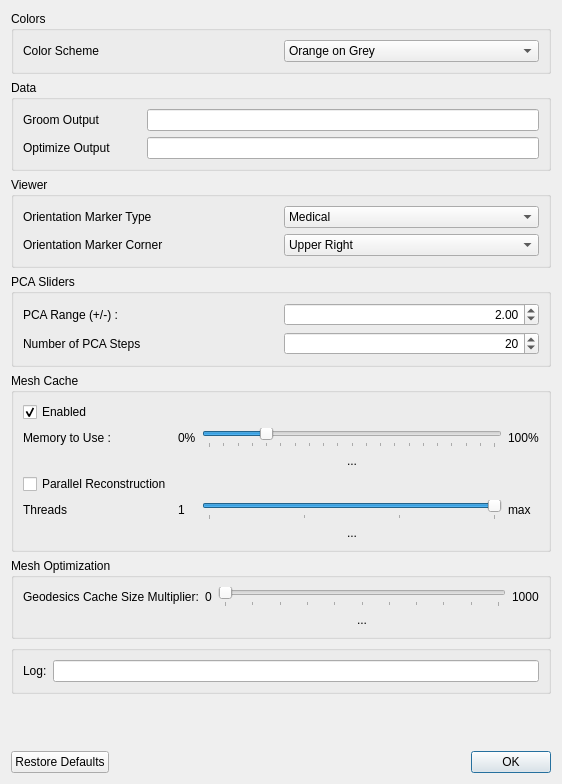
Old version of the form Studio/src/Data/PreferencesWindow.ui in the repository SCIInstitute/ShapeWorks.
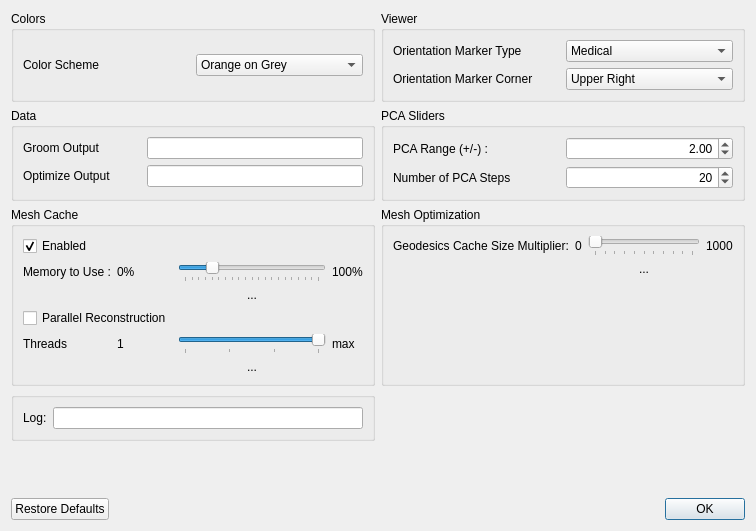
New version of the form.

Commit message: Address #1623 - Studio: Update preference window layout to be more landscape

```diff
--- a/Studio/src/Data/PreferencesWindow.ui
+++ b/Studio/src/Data/PreferencesWindow.ui
@@ -6,15 +6,15 @@
    <rect>
     <x>0</x>
     <y>0</y>
-    <width>562</width>
-    <height>784</height>
+    <width>756</width>
+    <height>531</height>
    </rect>
   </property>
   <property name="windowTitle">
    <string>Preferences</string>
   </property>
-  <layout class="QVBoxLayout" name="verticalLayout_2">
-   <item>
+  <layout class="QGridLayout" name="gridLayout_6">
+   <item row="0" column="0">
     <widget class="QGroupBox" name="groupBox_2">
      <property name="title">
       <string>Colors</string>
@@ -84,7 +84,20 @@
      </layout>
     </widget>
    </item>
-   <item>
+   <item row="7" column="0">
+    <spacer name="verticalSpacer">
+     <property name="orientation">
+      <enum>Qt::Vertical</enum>
+     </property>
+     <property name="sizeHint" stdset="0">
+      <size>
+       <width>20</width>
+       <height>40</height>
+      </size>
+     </property>
+    </spacer>
+   </item>
+   <item row="1" column="0">
     <widget class="QGroupBox" name="groupBox_6">
      <property name="title">
       <string>Data</string>
@@ -93,10 +106,10 @@
       <property name="horizontalSpacing">
        <number>36</number>
       </property>
-      <item row="0" column="0">
-       <widget class="QLabel" name="label_11">
-        <property name="text">
-         <string>Groom Output</string>
+      <item row="1" column="1">
+       <widget class="QLineEdit" name="optimize_file_template">
+        <property name="alignment">
+         <set>Qt::AlignCenter</set>
         </property>
        </widget>
       </item>
@@ -114,145 +127,17 @@
         </property>
        </widget>
       </item>
-      <item row="1" column="1">
-       <widget class="QLineEdit" name="optimize_file_template">
-        <property name="alignment">
-         <set>Qt::AlignCenter</set>
-        </property>
-       </widget>
-      </item>
-     </layout>
-    </widget>
-   </item>
-   <item>
-    <widget class="QGroupBox" name="groupBox_5">
-     <property name="title">
-      <string>Viewer</string>
-     </property>
-     <layout class="QGridLayout" name="gridLayout_2">
-      <item row="0" column="1">
-       <widget class="QComboBox" name="orientation_marker_type">
-        <item>
-         <property name="text">
-          <string>Medical</string>
-         </property>
-        </item>
-        <item>
-         <property name="text">
-          <string>Triad</string>
-         </property>
-        </item>
-        <item>
-         <property name="text">
-          <string>None</string>
-         </property>
-        </item>
-       </widget>
-      </item>
       <item row="0" column="0">
-       <widget class="QLabel" name="label_12">
+       <widget class="QLabel" name="label_11">
         <property name="text">
-         <string>Orientation Marker Type</string>
+         <string>Groom Output</string>
         </property>
        </widget>
       </item>
-      <item row="1" column="0">
-       <widget class="QLabel" name="label_13">
-        <property name="text">
-         <string>Orientation Marker Corner</string>
-        </property>
-       </widget>
-      </item>
-      <item row="1" column="1">
-       <widget class="QComboBox" name="orientation_marker_corner">
-        <item>
-         <property name="text">
-          <string>Upper Right</string>
-         </property>
-        </item>
-        <item>
-         <property name="text">
-          <string>Lower Right</string>
-         </property>
-        </item>
-        <item>
-         <property name="text">
-          <string>Lower Left</string>
-         </property>
-        </item>
-        <item>
-         <property name="text">
-          <string>Upper Left</string>
-         </property>
-        </item>
-       </widget>
-      </item>
      </layout>
     </widget>
    </item>
-   <item>
-    <widget class="QGroupBox" name="groupBox_4">
-     <property name="title">
-      <string>PCA Sliders</string>
-     </property>
-     <layout class="QVBoxLayout" name="verticalLayout_3">
-      <item>
-       <layout class="QGridLayout" name="gridLayout_3">
-        <item row="0" column="0">
-         <widget class="QLabel" name="label_6">
-          <property name="text">
-           <string>PCA Range (+/-) : </string>
-          </property>
-         </widget>
-        </item>
-        <item row="0" column="1">
-         <widget class="QDoubleSpinBox" name="pca_range">
-          <property name="alignment">
-           <set>Qt::AlignRight|Qt::AlignTrailing|Qt::AlignVCenter</set>
-          </property>
-          <property name="decimals">
-           <number>2</number>
-          </property>
-          <property name="minimum">
-           <double>0.010000000000000</double>
-          </property>
-          <property name="maximum">
-           <double>5.000000000000000</double>
-          </property>
-          <property name="value">
-           <double>2.000000000000000</double>
-          </property>
-         </widget>
-        </item>
-        <item row="1" column="0">
-         <widget class="QLabel" name="label_8">
-          <property name="text">
-           <string>Number of PCA Steps</string>
-          </property>
-         </widget>
-        </item>
-        <item row="1" column="1">
-         <widget class="QSpinBox" name="pca_steps">
-          <property name="alignment">
-           <set>Qt::AlignRight|Qt::AlignTrailing|Qt::AlignVCenter</set>
-          </property>
-          <property name="minimum">
-           <number>3</number>
-          </property>
-          <property name="maximum">
-           <number>40</number>
-          </property>
-          <property name="value">
-           <number>20</number>
-          </property>
-         </widget>
-        </item>
-       </layout>
-      </item>
-     </layout>
-    </widget>
-   </item>
-   <item>
+   <item row="4" column="0">
     <widget class="QGroupBox" name="groupBox">
      <property name="title">
       <string>Mesh Cache</string>
@@ -360,13 +245,6 @@
           </property>
          </widget>
         </item>
-        <item row="3" column="0">
-         <widget class="QCheckBox" name="parallel_enabled">
-          <property name="text">
-           <string>Parallel Reconstruction</string>
-          </property>
-         </widget>
-        </item>
         <item row="2" column="2">
          <widget class="QLabel" name="memory_current_value">
           <property name="text">
@@ -387,12 +265,170 @@
           </property>
          </widget>
         </item>
+        <item row="3" column="0" colspan="2">
+         <widget class="QCheckBox" name="parallel_enabled">
+          <property name="text">
+           <string>Parallel Reconstruction</string>
+          </property>
+         </widget>
+        </item>
        </layout>
       </item>
      </layout>
     </widget>
    </item>
-   <item>
+   <item row="6" column="0">
+    <widget class="QGroupBox" name="groupBox_3">
+     <property name="title">
+      <string/>
+     </property>
+     <layout class="QHBoxLayout" name="horizontalLayout_3">
+      <item>
+       <widget class="QLabel" name="label_7">
+        <property name="text">
+         <string>Log:</string>
+        </property>
+       </widget>
+      </item>
+      <item>
+       <widget class="QLineEdit" name="log_location">
+        <property name="readOnly">
+         <bool>true</bool>
+        </property>
+       </widget>
+      </item>
+     </layout>
+    </widget>
+   </item>
+   <item row="0" column="1">
+    <widget class="QGroupBox" name="groupBox_5">
+     <property name="title">
+      <string>Viewer</string>
+     </property>
+     <layout class="QGridLayout" name="gridLayout_2">
+      <item row="0" column="1">
+       <widget class="QComboBox" name="orientation_marker_type">
+        <item>
+         <property name="text">
+          <string>Medical</string>
+         </property>
+        </item>
+        <item>
+         <property name="text">
+          <string>Triad</string>
+         </property>
+        </item>
+        <item>
+         <property name="text">
+          <string>None</string>
+         </property>
+        </item>
+       </widget>
+      </item>
+      <item row="0" column="0">
+       <widget class="QLabel" name="label_12">
+        <property name="text">
+         <string>Orientation Marker Type</string>
+        </property>
+       </widget>
+      </item>
+      <item row="1" column="0">
+       <widget class="QLabel" name="label_13">
+        <property name="text">
+         <string>Orientation Marker Corner</string>
+        </property>
+       </widget>
+      </item>
+      <item row="1" column="1">
+       <widget class="QComboBox" name="orientation_marker_corner">
+        <item>
+         <property name="text">
+          <string>Upper Right</string>
+         </property>
+        </item>
+        <item>
+         <property name="text">
+          <string>Lower Right</string>
+         </property>
+        </item>
+        <item>
+         <property name="text">
+          <string>Lower Left</string>
+         </property>
+        </item>
+        <item>
+         <property name="text">
+          <string>Upper Left</string>
+         </property>
+        </item>
+       </widget>
+      </item>
+     </layout>
+    </widget>
+   </item>
+   <item row="1" column="1">
+    <widget class="QGroupBox" name="groupBox_4">
+     <property name="title">
+      <string>PCA Sliders</string>
+     </property>
+     <layout class="QVBoxLayout" name="verticalLayout_3">
+      <item>
+       <layout class="QGridLayout" name="gridLayout_3">
+        <item row="0" column="0">
+         <widget class="QLabel" name="label_6">
+          <property name="text">
+           <string>PCA Range (+/-) : </string>
+          </property>
+         </widget>
+        </item>
+        <item row="0" column="1">
+         <widget class="QDoubleSpinBox" name="pca_range">
+          <property name="alignment">
+           <set>Qt::AlignRight|Qt::AlignTrailing|Qt::AlignVCenter</set>
+          </property>
+          <property name="decimals">
+           <number>2</number>
+          </property>
+          <property name="minimum">
+           <double>0.010000000000000</double>
+          </property>
+          <property name="maximum">
+           <double>5.000000000000000</double>
+          </property>
+          <property name="value">
+           <double>2.000000000000000</double>
+          </property>
+         </widget>
+        </item>
+        <item row="1" column="0">
+         <widget class="QLabel" name="label_8">
+          <property name="text">
+           <string>Number of PCA Steps</string>
+          </property>
+         </widget>
+        </item>
+        <item row="1" column="1">
+         <widget class="QSpinBox" name="pca_steps">
+          <property name="alignment">
+           <set>Qt::AlignRight|Qt::AlignTrailing|Qt::AlignVCenter</set>
+          </property>
+          <property name="minimum">
+           <number>3</number>
+          </property>
+          <property name="maximum">
+           <number>40</number>
+          </property>
+          <property name="value">
+           <number>20</number>
+          </property>
+         </widget>
+        </item>
+       </layout>
+      </item>
+     </layout>
+    </widget>
+   </item>
+   <item row="4" column="1">
     <widget class="QGroupBox" name="groupBox_7">
      <property name="title">
       <string>Mesh Optimization</string>
@@ -423,6 +459,13 @@
         </property>
        </widget>
       </item>
+      <item row="0" column="0">
+       <widget class="QLabel" name="label_17">
+        <property name="text">
+         <string>Geodesics Cache Size Multiplier:</string>
+        </property>
+       </widget>
+      </item>
       <item row="0" column="3">
        <widget class="QLabel" name="label_15">
         <property name="text">
@@ -437,13 +480,6 @@
         </property>
        </widget>
       </item>
-      <item row="0" column="0">
-       <widget class="QLabel" name="label_17">
-        <property name="text">
-         <string>Geodesics Cache Size Multiplier:</string>
-        </property>
-       </widget>
-      </item>
       <item row="1" column="2">
        <widget class="QLabel" name="geodesic_cache_multiplier_current_value">
         <property name="text">
@@ -454,46 +490,23 @@
         </property>
        </widget>
       </item>
-     </layout>
-    </widget>
-   </item>
-   <item>
-    <widget class="QGroupBox" name="groupBox_3">
-     <property name="title">
-      <string/>
-     </property>
-     <layout class="QHBoxLayout" name="horizontalLayout_3">
-      <item>
-       <widget class="QLabel" name="label_7">
-        <property name="text">
-         <string>Log:</string>
+      <item row="2" column="2">
+       <spacer name="verticalSpacer_2">
+        <property name="orientation">
+         <enum>Qt::Vertical</enum>
         </property>
-       </widget>
-      </item>
-      <item>
-       <widget class="QLineEdit" name="log_location">
-        <property name="readOnly">
-         <bool>true</bool>
+        <property name="sizeHint" stdset="0">
+         <size>
+          <width>20</width>
+          <height>40</height>
+         </size>
         </property>
-       </widget>
+       </spacer>
       </item>
      </layout>
     </widget>
    </item>
-   <item>
-    <spacer name="verticalSpacer">
-     <property name="orientation">
-      <enum>Qt::Vertical</enum>
-     </property>
-     <property name="sizeHint" stdset="0">
-      <size>
-       <width>20</width>
-       <height>40</height>
-      </size>
-     </property>
-    </spacer>
-   </item>
-   <item>
+   <item row="8" column="0" colspan="2">
     <widget class="QDialogButtonBox" name="button_box">
      <property name="orientation">
       <enum>Qt::Horizontal</enum>
```
